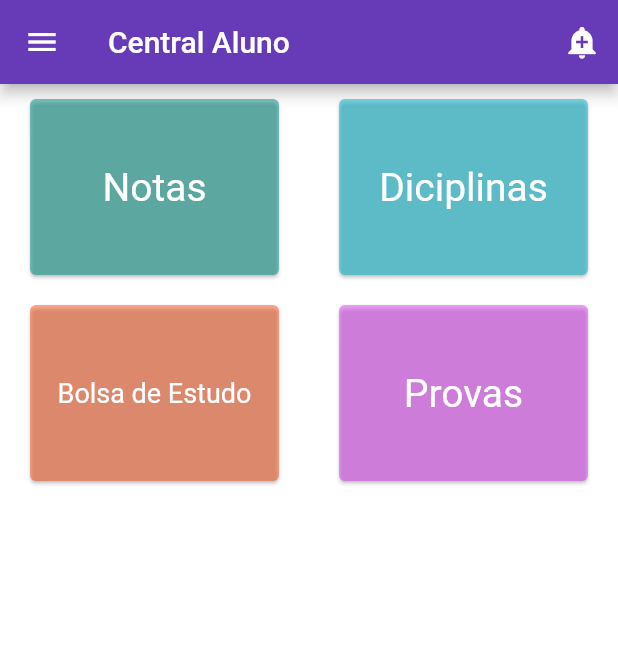
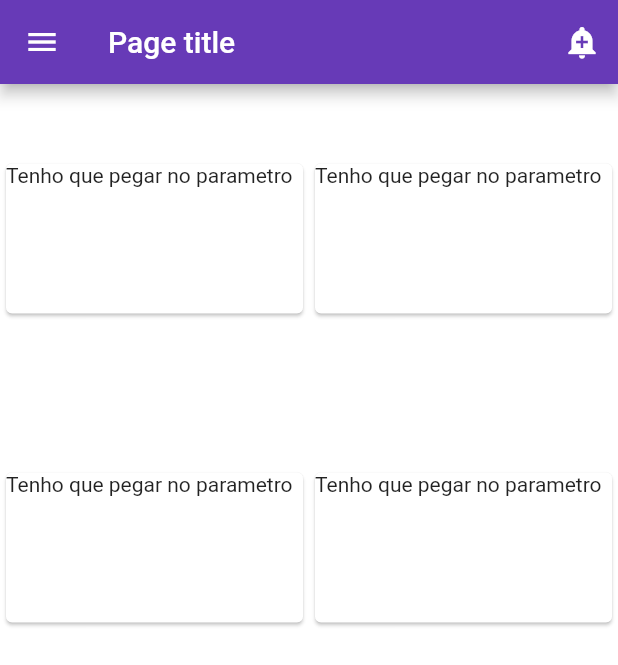
Before and after one commit to Ferreiramg/app_pi3, a Flutter app: the screen it shows after launch, after a tap on "Login", on a phone screen of 412 x 824 dp. Shown: the top 665 px of the screen. Run offline on Flutter 3.47's test engine with Material 2 defaults, Android fonts, the phone set to English and light mode, and no system bars.

Commit message:
Snapshot 'initial snap'

```diff
--- /dev/null
+++ b/lib/login.dart
@@ -0,0 +1,15 @@
+import 'package:flutter/material.dart';
+
+class Login extends StatelessWidget {
+  @override
+  Widget build(BuildContext context) {
+    return Scaffold(
+      backgroundColor: Colors.orange[50],
+      body: Container(
+        child: Column(children: <Widget>[
+          Positioned(child: Container(child: Center(child: Text("Login", style: TextStyle(color: Colors.white30, fontSize: 40, fontWeight: FontWeight.bold)))))
+        ]),
+      ),
+    );
+  }
+}
--- a/lib/main.dart
+++ b/lib/main.dart
@@ -1,5 +1,4 @@
 import 'package:flutter/material.dart';
-import './routes.dart';
 
 void main() => runApp(MyApp());
 
@@ -15,7 +14,7 @@ class MyApp extends StatelessWidget {
       theme: ThemeData(primarySwatch: Colors.deepPurple, scaffoldBackgroundColor: Colors.white),
       // A widget which will be started on application startup
       home: Login(),
-        routes: ROUTER);
+    );
   }
 }
 
@@ -23,7 +22,7 @@ class Login extends StatelessWidget {
   @override
   Widget build(BuildContext context) {
     return Scaffold(
-        //backgroundColor: Colors.white,
+        backgroundColor: Colors.white,
         body: Container(
             child: Column(children: <Widget>[
           Positioned(child: Container(margin: EdgeInsets.only(top: 50), child: const Center(child: const Text("Login", style: TextStyle(color: Color.fromRGBO(143, 148, 251, 1), fontSize: 40, fontWeight: FontWeight.bold))))),
@@ -57,11 +56,12 @@ class Login extends StatelessWidget {
 
 class DetailScreen extends StatelessWidget {
   const DetailScreen();
+
   @override
   Widget build(BuildContext context) {
     return Scaffold(
       appBar: AppBar(
-        title: Text('Central Aluno'),
+        title: Text('Page title'),
         actions: <Widget>[
           IconButton(
             icon: const Icon(Icons.add_alert),
@@ -79,12 +79,11 @@ class DetailScreen extends StatelessWidget {
           child: GridView.count(
             scrollDirection: Axis.vertical,
             crossAxisCount: 2,
-            childAspectRatio: 3 / 2,
             children: [
-              _Card(context, '/notas', Colors.teal, const Text('Notas', style: TextStyle(color: Colors.white, fontSize: 26))),
-              _Card(context, '/notas', Colors.cyan, const Text('Diciplinas', style: TextStyle(color: Colors.white, fontSize: 26))),
-              _Card(context, '/notas', Colors.deepOrange, const Text('Bolsa de Estudo', style: TextStyle(color: Colors.white, fontSize: 18))),
-              _Card(context, '/notas', Colors.purpleAccent, const Text('Provas', style: TextStyle(color: Colors.white, fontSize: 26)))
+              _Card(context, Colors.teal, Text('Notas')),
+              _Card(context, Colors.cyan, Text('Cursos')),
+              _Card(context, Colors.deepOrange, Text('Bolsas')),
+              _Card(context, Colors.purpleAccent, Text('Diciplinas'))
             ],
           ),
         ),
@@ -122,8 +121,8 @@ Widget _Menu(BuildContext context) {
                     child: Column(
                   children: <Widget>[
                     Divider(),
-                    ListTile(leading: Icon(Icons.settings), title: Text('Configurações')),
-                    ListTile(leading: Icon(Icons.help), title: Text('Ajuda e Feedback')),
+                    ListTile(leading: Icon(Icons.settings), title: Text('Settings')),
+                    ListTile(leading: Icon(Icons.help), title: Text('Help and Feedback')),
                     ListTile(
                         title: Text('Logout'),
                         onTap: () => Navigator.push(context, MaterialPageRoute(builder: (context) {
@@ -137,21 +136,18 @@ Widget _Menu(BuildContext context) {
   );
 }
 
-Widget _Card(BuildContext context, String route, color, text) {
+Widget _Card(BuildContext context, color, Text title) {
   return Center(
     child: Card(
-      margin: EdgeInsets.symmetric(vertical: 10, horizontal: 20),
-      color: color.withOpacity(0.5),
       child: InkWell(
         splashColor: color,
         onTap: () {
           print('Card tapped.');
-          Navigator.of(context).pushNamed(route);
         },
-        child: SizedBox(
+        child: const SizedBox(
           width: 300,
-          height: 300,
-          child: Center(child: text),
+          height: 100,
+          child: Text("Tenho que pegar no parametro"),
         ),
       ),
     ),
--- a/lib/routes.dart
+++ /dev/null
@@ -1,6 +0,0 @@
-import 'package:flutter/material.dart';
-import './screens/Notas.dart';
-
-Map ROUTER = <String, WidgetBuilder>{
-  '/notas': (BuildContext context) => Notas()
-};
--- a/lib/screens/Notas.dart
+++ /dev/null
@@ -1,9 +0,0 @@
-import 'package:flutter/material.dart';
-
-class Notas extends StatelessWidget {
-  const Notas();
-  @override
-  Widget build(BuildContext context) {
-    return Container(child: Center(child: Text('Notas')));
-  }
-}
```
Also changed, not shown: 1 other file. Lines whose indentation alone changed are shown as unchanged.
